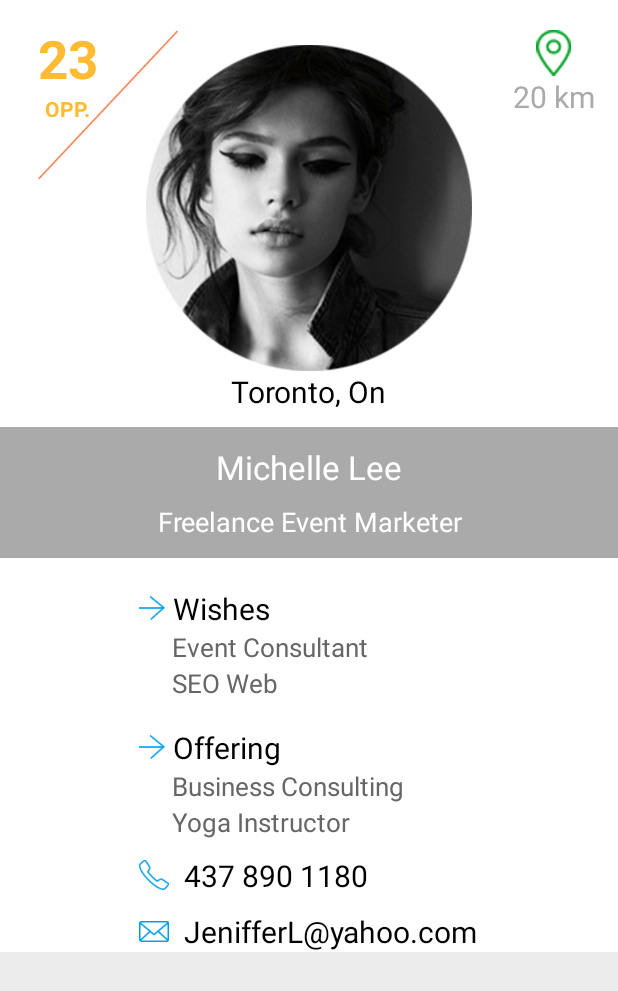
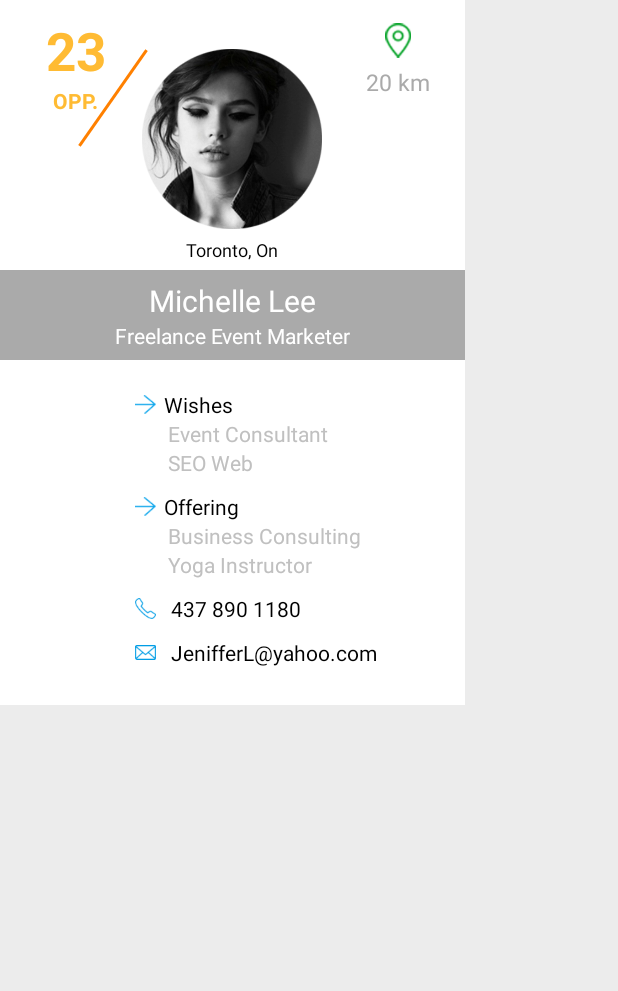
Before and after one commit to wangwpapril/prototyping, an Android app: the screen it shows after launch (SplashActivity), on a phone screen of 412 x 824 dp. Shown: the top 991 px of the screen. Run offline under Robolectric (Android 15) with nearby library versions, the phone set to English and light mode, and no system bars; 2 statements that could not run were skipped.

Commit message:
profile layout update

```diff
--- /dev/null
+++ b/app/src/main/res/drawable/rotate_line.xml
@@ -0,0 +1,20 @@
+<?xml version="1.0" encoding="utf-8"?>
+<layer-list xmlns:android="http://schemas.android.com/apk/res/android" >
+
+    <item>
+        <rotate
+            android:fromDegrees="125"
+            android:toDegrees="125"
+            android:pivotX="50%"
+            android:pivotY="50%" >
+            <shape
+                android:shape="line"
+                android:top="1dip" >
+                <stroke
+                    android:width="2dip"
+                    android:color="@color/orange" />
+            </shape>
+        </rotate>
+    </item>
+
+</layer-list>
--- a/app/src/main/res/layout/profileview_layout.xml
+++ b/app/src/main/res/layout/profileview_layout.xml
@@ -1,8 +1,13 @@
 <?xml version="1.0" encoding="utf-8"?>
-<LinearLayout xmlns:android="http://schemas.android.com/apk/res/android"
+<RelativeLayout xmlns:android="http://schemas.android.com/apk/res/android"
     xmlns:tools="http://schemas.android.com/tools"
-    android:layout_width="match_parent"
+    android:layout_width="wrap_content"
     android:layout_height="wrap_content"
+    >
+
+    <RelativeLayout
+        android:layout_width="310dp"
+        android:layout_height="470dp"
         android:background="@android:color/white"
         android:orientation="vertical"
         >
@@ -10,20 +15,20 @@
         <FrameLayout
             android:id="@+id/profile_top"
             android:layout_width="match_parent"
-        android:layout_height="match_parent"
-        android:paddingTop="10dp"
+            android:layout_height="180dp"
+            android:paddingTop="0dp"
             android:paddingLeft="15dp"
             android:paddingRight="15dp"
-        android:paddingBottom="10dp"
-        android:layout_weight="3"
+            android:layout_weight="3.2"
             >
 
             <RelativeLayout
                 android:id="@+id/number_and_opp"
                 android:layout_width="wrap_content"
                 android:layout_height="wrap_content"
-            android:layout_marginTop="5dp"
-            android:layout_marginLeft="10dp"
+                android:gravity="center_horizontal"
+                android:layout_marginTop="10dp"
+                android:layout_marginLeft="15dp"
                 android:layout_alignParentStart="true"
                 android:layout_alignParentLeft="true">
 
@@ -49,26 +54,29 @@
 
             </RelativeLayout>
 
-        <ImageView
-            android:layout_width="wrap_content"
-            android:layout_height="wrap_content"
-            android:layout_marginTop="10dp"
-            android:layout_marginLeft="10dp"
-            android:src="@drawable/slash"/>
+            <RelativeLayout
+                android:layout_width="80dp"
+                android:layout_height="80dp"
+                android:layout_alignParentLeft="true"
+                android:layout_alignParentTop="true"
+                android:layout_marginLeft="20dp"
+                android:layout_marginTop="25dp"
+                style="@style/rotateLineStyle">
+            </RelativeLayout>
 
             <RelativeLayout
                 android:id="@+id/avatar_and_address"
                 android:layout_width="wrap_content"
                 android:layout_height="wrap_content"
-            android:layout_gravity="center_horizontal"
-            android:layout_marginTop="20dp"
+                android:layout_gravity="center_horizontal|bottom"
+                android:layout_marginBottom="5dp"
                 android:layout_centerHorizontal="true"
                 >
 
                 <ImageView
                     android:id="@+id/profile_avatar_image"
-                android:layout_width="wrap_content"
-                android:layout_height="wrap_content"
+                    android:layout_width="120dp"
+                    android:layout_height="120dp"
                     android:src="@drawable/photo"/>
 
                 <TextView
@@ -77,8 +85,9 @@
                     android:layout_below="@+id/profile_avatar_image"
                     android:layout_width="wrap_content"
                     android:layout_height="wrap_content"
+                    android:layout_marginTop="5dp"
                     android:text="Toronto, On"
-                android:textSize="20sp"
+                    android:textSize="12sp"
                     android:textColor="@android:color/black"/>
 
             </RelativeLayout>
@@ -90,24 +99,24 @@
                 android:layout_gravity="right"
                 android:layout_alignParentEnd="true"
                 android:layout_marginTop="10dp"
+                android:layout_marginRight="8dp"
                 >
 
                 <ImageView
                     android:id="@+id/profile_location_icon"
-                android:layout_width="wrap_content"
-                android:layout_height="wrap_content"
+                    android:layout_width="17dp"
+                    android:layout_height="34dp"
                     android:src="@drawable/icon_location"
                     android:layout_centerHorizontal="true"/>
 
                 <TextView
                     android:id="@+id/profile_distance"
                     android:layout_below="@+id/profile_location_icon"
-                android:layout_centerHorizontal="true"
                     android:layout_width="wrap_content"
                     android:layout_height="wrap_content"
                     android:textColor="@android:color/darker_gray"
                     android:text="20 km"
-                android:textSize="20sp"/>
+                    android:textSize="15sp"/>
 
             </RelativeLayout>
 
@@ -117,11 +126,9 @@
         <RelativeLayout
             android:id="@+id/profile_middle"
             android:layout_width="match_parent"
-        android:layout_height="match_parent"
+            android:layout_height="60dp"
             android:layout_below="@+id/profile_top"
-        android:gravity="center_vertical|center_horizontal"
-        android:paddingTop="12dp"
-        android:paddingBottom="12dp"
+            android:gravity="center_horizontal|center_vertical"
             android:background="@android:color/darker_gray"
             android:layout_weight="1">
 
@@ -131,7 +138,7 @@
                 android:layout_height="wrap_content"
                 android:gravity="center_horizontal"
                 android:text="Michelle Lee"
-            android:textSize="22sp"
+                android:textSize="20sp"
                 android:textColor="@android:color/white"/>
 
             <TextView
@@ -140,9 +147,9 @@
                 android:gravity="center_horizontal"
                 android:layout_width="match_parent"
                 android:layout_height="wrap_content"
-            android:layout_marginTop="9dp"
+                android:layout_marginTop="0dp"
                 android:textColor="@android:color/white"
-            android:textSize="18sp"
+                android:textSize="14sp"
                 android:text="Freelance Event Marketer"/>
 
         </RelativeLayout>
@@ -152,8 +159,8 @@
             android:layout_width="match_parent"
             android:layout_height="wrap_content"
             android:layout_below="@+id/profile_middle"
-        android:gravity="center_horizontal"
-        android:layout_weight="4">
+            android:paddingLeft="90dp"
+            android:layout_weight="4.2">
 
             <RelativeLayout
                 android:id="@+id/profile_wishes"
@@ -169,8 +176,8 @@
 
                     <ImageView
                         android:id="@+id/profile_wish_icon"
-                    android:layout_width="wrap_content"
-                    android:layout_height="wrap_content"
+                        android:layout_width="14dp"
+                        android:layout_height="14dp"
                         android:src="@drawable/arrow_icon"/>
 
                     <TextView
@@ -181,7 +188,7 @@
                         android:layout_marginLeft="5dp"
                         android:gravity="center_vertical"
                         android:text="Wishes"
-                    android:textSize="20sp"
+                        android:textSize="14sp"
                         android:textColor="@color/black"/>
 
                 </LinearLayout>
@@ -193,8 +200,8 @@
                     android:layout_below="@+id/profile_wish"
                     android:layout_marginLeft="22dp"
                     android:text="Event Consultant"
-                android:textColor="@color/deep_gray"
-                android:textSize="17sp"
+                    android:textColor="@color/gray"
+                    android:textSize="14sp"
                     />
 
                 <TextView
@@ -204,8 +211,8 @@
                     android:layout_below="@+id/profile_wish1"
                     android:layout_marginLeft="22dp"
                     android:text="SEO Web"
-                android:textColor="@color/deep_gray"
-                android:textSize="17sp"
+                    android:textColor="@color/gray"
+                    android:textSize="14sp"
                     />
 
             </RelativeLayout>
@@ -215,7 +222,7 @@
                 android:layout_width="wrap_content"
                 android:layout_height="wrap_content"
                 android:layout_below="@+id/profile_wishes"
-            android:layout_marginTop="17dp">
+                android:layout_marginTop="10dp">
 
                 <LinearLayout
                     android:id="@+id/profile_offering"
@@ -225,8 +232,8 @@
 
                     <ImageView
                         android:id="@+id/profile_offer_icon"
-                    android:layout_width="wrap_content"
-                    android:layout_height="wrap_content"
+                        android:layout_width="14dp"
+                        android:layout_height="14dp"
                         android:src="@drawable/arrow_icon"/>
 
                     <TextView
@@ -237,7 +244,7 @@
                         android:layout_marginLeft="5dp"
                         android:gravity="center_vertical"
                         android:text="Offering"
-                    android:textSize="20sp"
+                        android:textSize="14sp"
                         android:textColor="@color/black"/>
 
                 </LinearLayout>
@@ -249,8 +256,8 @@
                     android:layout_below="@+id/profile_offering"
                     android:layout_marginLeft="22dp"
                     android:text="Business Consulting"
-                android:textColor="@color/deep_gray"
-                android:textSize="17sp"
+                    android:textColor="@color/gray"
+                    android:textSize="14sp"
                     />
 
                 <TextView
@@ -260,8 +267,8 @@
                     android:layout_below="@+id/profile_offer1"
                     android:layout_marginLeft="22dp"
                     android:text="Yoga Instructor"
-                android:textColor="@color/deep_gray"
-                android:textSize="17sp"
+                    android:textColor="@color/gray"
+                    android:textSize="14sp"
                     />
 
             </RelativeLayout>
@@ -277,8 +284,8 @@
 
                 <ImageView
                     android:id="@+id/profile_phone_icon"
-                android:layout_width="wrap_content"
-                android:layout_height="wrap_content"
+                    android:layout_width="14dp"
+                    android:layout_height="14dp"
                     android:src="@drawable/phone_icon"/>
 
                 <TextView
@@ -288,7 +295,7 @@
                     android:layout_marginLeft="10dp"
                     android:text="437 890 1180"
                     android:textColor="@color/black"
-                android:textSize="20sp"
+                    android:textSize="14sp"
                     />
 
             </LinearLayout>
@@ -304,8 +311,8 @@
 
                 <ImageView
                     android:id="@+id/profile_email_icon"
-                android:layout_width="wrap_content"
-                android:layout_height="wrap_content"
+                    android:layout_width="14dp"
+                    android:layout_height="14dp"
                     android:src="@drawable/email_icon"/>
 
                 <TextView
@@ -315,10 +322,11 @@
                     android:layout_marginLeft="10dp"
                     android:text="JenifferL@yahoo.com"
                     android:textColor="@color/black"
-                android:textSize="20sp"
+                    android:textSize="14sp"
                     />
 
             </LinearLayout>
 
         </RelativeLayout>
-</LinearLayout>
+    </RelativeLayout>
+</RelativeLayout>
--- a/app/src/main/res/values/colors.xml
+++ b/app/src/main/res/values/colors.xml
@@ -11,6 +11,8 @@
     <color name="deep_black_bg">#2E2E2E</color>
     <color name="gray">#C0C0C0</color>
     <color name="blue">#005473</color>
+
+    <color name="orange">#FF8000</color>
     <color name="white">#ffffff</color>
     <color name="milky">#f7f7f7</color>
     <color name="orginal_price_bg">#c30e24</color>
--- a/app/src/main/res/values/styles.xml
+++ b/app/src/main/res/values/styles.xml
@@ -102,4 +102,9 @@
         <attr name="pstsTextAllCaps" format="boolean" />
     </declare-styleable>
 
+    <style name="rotateLineStyle">
+        <item name="android:background">@drawable/rotate_line</item>
+    </style>
+
+
 </resources>
```
Also changed, not shown: 1 other file. Lines whose indentation alone changed are shown as unchanged.
